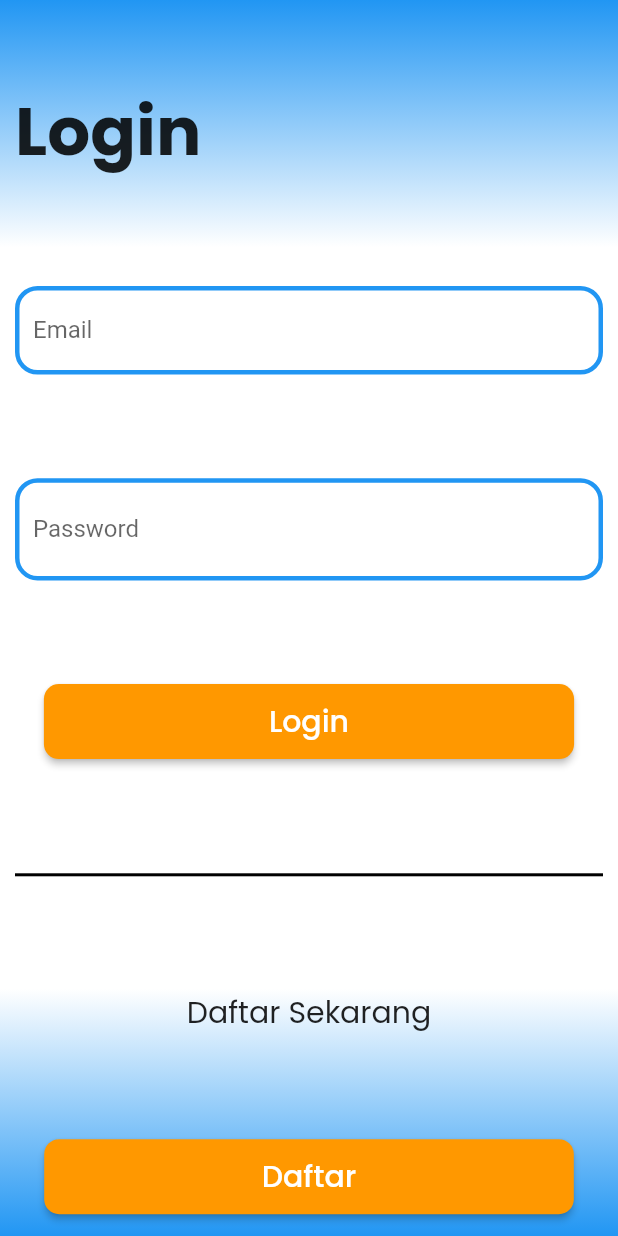
After one commit to rezaoktaviansandyxx/mentorskill, a Flutter app: the Login screen opened directly, on a phone screen of 412 x 824 dp. The commit adds this screen. Run offline on Flutter 3.47's test engine with Material 2 defaults, Android fonts, the phone set to English and light mode, and no system bars; our stand-ins replace google_fonts, introduction_screen.

Commit message:
rush Login

```diff
--- /dev/null
+++ b/lib/controller/login.dart
@@ -0,0 +1,162 @@
+import 'package:flutter/material.dart';
+import 'package:google_fonts/google_fonts.dart';
+
+class Login extends StatefulWidget {
+  const Login({Key? key}) : super(key: key);
+
+  @override
+  State<Login> createState() => _LoginState();
+}
+
+class _LoginState extends State<Login> {
+  //style
+  TextStyle style = TextStyle(fontSize: 45, fontWeight: FontWeight.bold);
+  TextStyle style2 = TextStyle(fontSize: 20);
+  TextStyle style3 = TextStyle(fontSize: 20, color: Colors.white);
+
+  //controller
+  TextEditingController emailController = TextEditingController();
+  TextEditingController passController = TextEditingController();
+
+  //variabel
+  final _formKey = GlobalKey<FormState>();
+  bool isHiddenPassword = true;
+
+  void _togglePasswordView() {
+    setState(() {
+      isHiddenPassword = !isHiddenPassword;
+    });
+  }
+
+  @override
+  Widget build(BuildContext context) {
+    return Container(
+      decoration: BoxDecoration(
+        gradient: LinearGradient(
+          begin: Alignment.topCenter,
+          end: Alignment.bottomCenter,
+          colors: [
+            Colors.blue,
+            Colors.white,
+            Colors.white,
+            Colors.white,
+            Colors.white,
+            Colors.blue,
+          ],
+        ),
+      ),
+      child: Scaffold(
+        backgroundColor: Colors.transparent,
+        body: SingleChildScrollView(
+          child: Container(
+            margin: EdgeInsets.fromLTRB(10, 20, 10, 0),
+            height: MediaQuery.of(context).size.height,
+            child: Form(
+              key: _formKey,
+              child: Column(
+                mainAxisAlignment: MainAxisAlignment.spaceAround,
+                children: [
+                  Align(
+                    alignment: Alignment.centerLeft,
+                    child: Text(
+                      'Login',
+                      style: GoogleFonts.poppins(textStyle: style),
+                    ),
+                  ),
+                  emailControlller(),
+                  passwordController(),
+                  ElevatedButton(
+                    onPressed: () {},
+                    child: Text(
+                      'Login',
+                      style: GoogleFonts.poppins(textStyle: style3),
+                    ),
+                    style: ElevatedButton.styleFrom(
+                      primary: Colors.orange,
+                      padding: EdgeInsets.fromLTRB(150, 10, 150, 10),
+                      shape: RoundedRectangleBorder(
+                        borderRadius: BorderRadius.circular(10),
+                      ),
+                    ),
+                  ),
+                  Divider(
+                    thickness: 2,
+                    color: Colors.black,
+                  ),
+                  Text(
+                    'Daftar Sekarang',
+                    style: GoogleFonts.poppins(textStyle: style2),
+                  ),
+                  ElevatedButton(
+                    onPressed: () {},
+                    child: Text(
+                      'Daftar',
+                      style: GoogleFonts.poppins(textStyle: style3),
+                    ),
+                    style: ElevatedButton.styleFrom(
+                      primary: Colors.orange,
+                      padding: EdgeInsets.fromLTRB(145, 10, 145, 10),
+                      shape: RoundedRectangleBorder(
+                        borderRadius: BorderRadius.circular(10),
+                      ),
+                    ),
+                  ),
+                ],
+              ),
+            ),
+          ),
+        ),
+      ),
+    );
+  }
+
+  TextFormField passwordController() => TextFormField(
+        controller: passController,
+        validator: (value) {
+          if (value!.isEmpty) {
+            return "Masukkan Password";
+          } else {
+            return null;
+          }
+        },
+        obscureText: isHiddenPassword,
+        decoration: InputDecoration(
+          labelText: 'Password',
+          enabledBorder: OutlineInputBorder(
+            borderSide: const BorderSide(width: 3, color: Colors.blue),
+            borderRadius: BorderRadius.circular(15),
+          ),
+          focusedBorder: OutlineInputBorder(
+            borderSide: const BorderSide(width: 3, color: Colors.blue),
+            borderRadius: BorderRadius.circular(15),
+          ),
+          suffix: GestureDetector(
+            onTap: _togglePasswordView,
+            child: Icon(
+                isHiddenPassword ? Icons.visibility : Icons.visibility_off),
+          ),
+        ),
+      );
+
+  TextFormField emailControlller() => TextFormField(
+        controller: emailController,
+        validator: (value) {
+          if (value!.isEmpty) {
+            return "Masukkan Email";
+          } else {
+            return null;
+          }
+        },
+        keyboardType: TextInputType.emailAddress,
+        decoration: InputDecoration(
+            labelText: 'Email',
+            enabledBorder: OutlineInputBorder(
+              borderSide: const BorderSide(width: 3, color: Colors.blue),
+              borderRadius: BorderRadius.circular(15),
+            ),
+            focusedBorder: OutlineInputBorder(
+              borderSide: const BorderSide(width: 3, color: Colors.blue),
+              borderRadius: BorderRadius.circular(15),
+            )),
+      );
+}
--- a/lib/getstarted.dart
+++ b/lib/page/onboardingpage.dart
@@ -2,6 +2,7 @@ import 'package:flutter/foundation.dart';
 import 'package:flutter/material.dart';
 import 'package:google_fonts/google_fonts.dart';
 import 'package:introduction_screen/introduction_screen.dart';
+import 'package:mentorskill/controller/login.dart';
 
 class OnBoardingPage extends StatefulWidget {
   @override
@@ -51,7 +52,10 @@ class _OnBoardingPageState extends State<OnBoardingPage> {
           title: 'Langsung belajar dari ahlinya',
           body:
               '"Semua perkembangan tergantung dari aktivitasnya. Tidak akan ada pembangunan secara fisik maupun intelektual tanpa adanya usaha, di mana usaha tersebut berarti bekerja keras." - Calvin Coolidge',
-          image: Image.asset('assets/images/mentoring2.png', width: 350,),
+          image: Image.asset(
+            'assets/images/mentoring2.png',
+            width: 350,
+          ),
           decoration: pageDecoration,
         ),
       ],
@@ -67,7 +71,10 @@ class _OnBoardingPageState extends State<OnBoardingPage> {
       skip: const Text('Skip', style: TextStyle(fontWeight: FontWeight.w600)),
       next: const Icon(Icons.arrow_forward),
       done: ElevatedButton(
-        onPressed: () {},
+        onPressed: () {
+          Navigator.pushReplacement(
+              context, MaterialPageRoute(builder: (context) => Login()));
+        },
         child: Text(
           'Mulai',
           style: GoogleFonts.poppins(textStyle: style3),
@@ -101,13 +108,3 @@ class _OnBoardingPageState extends State<OnBoardingPage> {
     );
   }
 }
-
-class HomePage extends StatelessWidget {
-  @override
-  Widget build(BuildContext context) {
-    return Scaffold(
-      appBar: AppBar(title: const Text('Home')),
-      body: const Center(child: Text("This is the screen after Introduction")),
-    );
-  }
-}
--- a/lib/splashscreen.dart
+++ b/lib/splashscreen.dart
@@ -1,7 +1,7 @@
 import 'dart:async';
 
 import 'package:flutter/material.dart';
-import 'package:mentorskill/getstarted.dart';
+import 'package:mentorskill/page/onboardingpage.dart';
 
 class SplashScreen extends StatefulWidget {
   const SplashScreen({Key? key}) : super(key: key);
--- a/pubspec.yaml
+++ b/pubspec.yaml
@@ -36,6 +36,8 @@ dependencies:
   font_awesome_flutter: ^10.1.0
   introduction_screen: ^3.0.2
   google_fonts: ^3.0.1
+  firebase_auth: ^3.4.1
+  firebase_core: ^1.19.1
 
 dev_dependencies:
   flutter_test:
```
Also changed, not shown: pubspec.lock.
